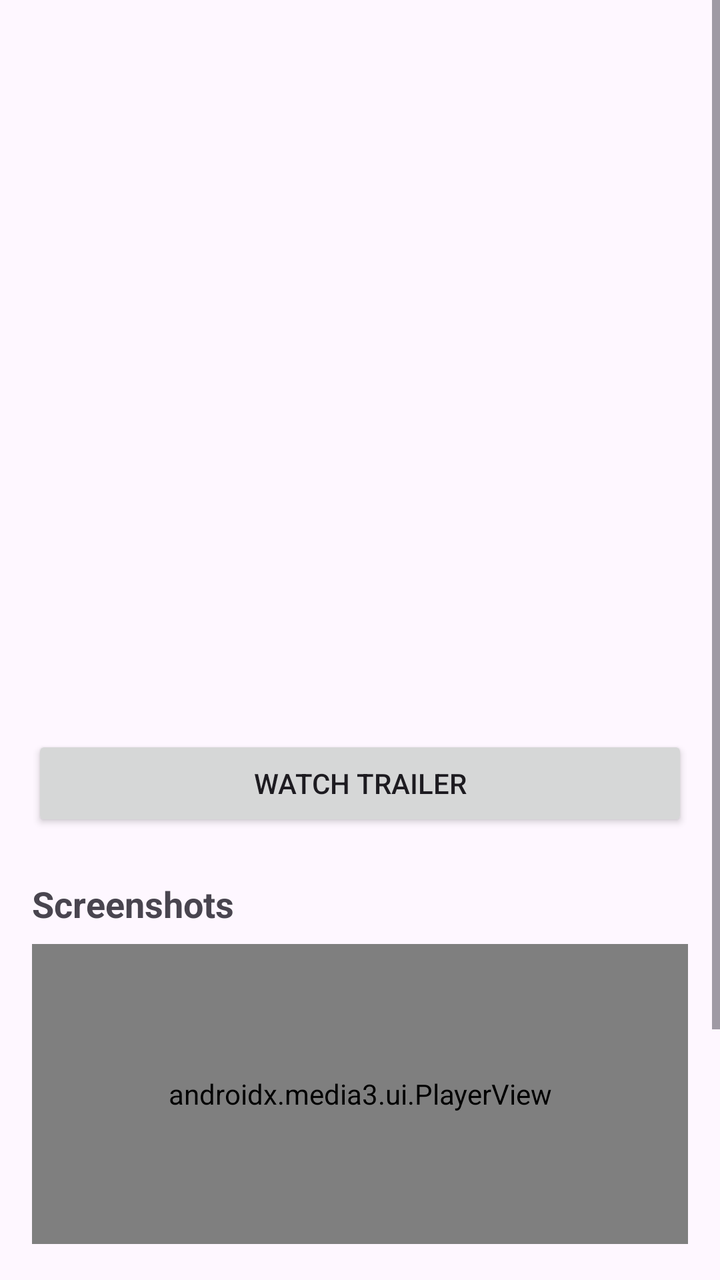
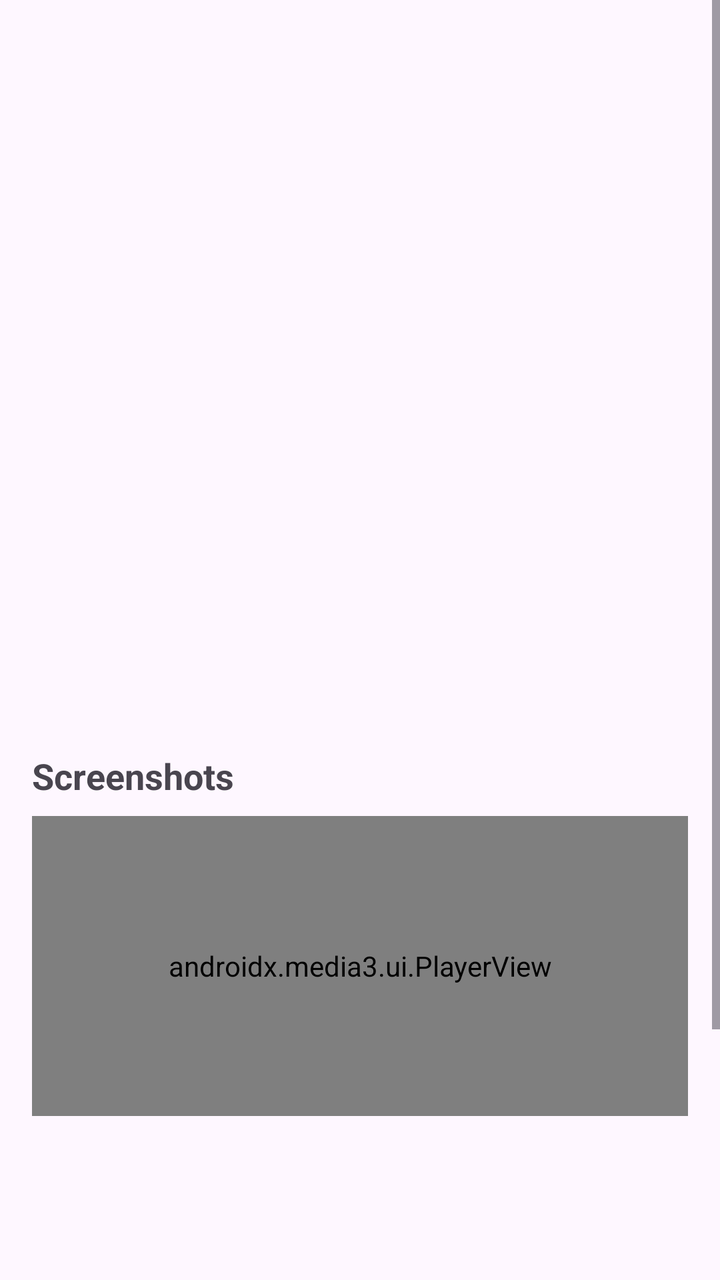

Two renders of the same Android screen: before a commit and after it. Below are the layout's source before the change and the commit's diff.
<!-- AndroidManifest.xml: activity theme Theme.GameHub -->
<!-- res/layout/activity_game_details.xml -->
<?xml version="1.0" encoding="utf-8"?>
<ScrollView xmlns:android="http://schemas.android.com/apk/res/android"
    android:layout_width="match_parent"
    android:layout_height="match_parent"
    xmlns:app="http://schemas.android.com/apk/res-auto">

    <LinearLayout
        android:layout_width="match_parent"
        android:layout_height="wrap_content"
        android:orientation="vertical"
        android:padding="16dp">

        <ImageView
            android:id="@+id/imageCover"
            android:layout_width="match_parent"
            android:layout_height="220dp"
            android:scaleType="centerCrop" />

        <TextView
            android:id="@+id/textTitle"
            android:layout_width="match_parent"
            android:layout_height="wrap_content"
            android:textSize="24sp"
            android:textStyle="bold"
            android:layout_marginTop="16dp" />

        <TextView
            android:id="@+id/textPrice"
            android:layout_width="match_parent"
            android:layout_height="wrap_content"
            android:textSize="18sp"
            android:layout_marginTop="8dp" />

        <TextView
            android:id="@+id/textDescription"
            android:layout_width="match_parent"
            android:layout_height="wrap_content"
            android:textSize="14sp"
            android:layout_marginTop="16dp" />

        <Button
            android:id="@+id/buttonTrailer"
            android:layout_width="match_parent"
            android:layout_height="wrap_content"
            android:text="Watch Trailer"
            android:layout_marginTop="16dp" />

        <TextView
            android:layout_width="wrap_content"
            android:layout_height="wrap_content"
            android:text="Screenshots"
            android:textSize="18sp"
            android:textStyle="bold"
            android:layout_marginTop="24dp" />

        <androidx.media3.ui.PlayerView
            android:id="@+id/playerView"
            android:layout_width="match_parent"
            android:layout_height="150dp"
            android:orientation="horizontal"
            android:layout_marginTop="8dp"
            app:use_controller="true"/>

        <androidx.recyclerview.widget.RecyclerView
            android:id="@+id/recyclerScreenshots"
            android:layout_width="match_parent"
            android:layout_height="150dp"
            android:orientation="horizontal"
            android:layout_marginTop="8dp" />

    </LinearLayout>

</ScrollView>
<!-- resources referenced by this layout -->
<resources>
  <style name="Theme.GameHub" parent="Theme.Material3.DayNight.NoActionBar" />
</resources>

<!-- the commit's change to res/layout/activity_game_details.xml (unified diff, before → after) -->
@@ -38,13 +38,6 @@
             android:textSize="14sp"
             android:layout_marginTop="16dp" />
 
-        <Button
-            android:id="@+id/buttonTrailer"
-            android:layout_width="match_parent"
-            android:layout_height="wrap_content"
-            android:text="Watch Trailer"
-            android:layout_marginTop="16dp" />
-
         <TextView
             android:layout_width="wrap_content"
             android:layout_height="wrap_content"
@@ -68,6 +61,13 @@
             android:orientation="horizontal"
             android:layout_marginTop="8dp" />
 
+        <Button
+            android:id="@+id/buttonAddToCart"
+            android:layout_width="match_parent"
+            android:layout_height="wrap_content"
+            android:text="Add to Cart"
+            android:layout_marginTop="16dp" />
+
     </LinearLayout>
 
 </ScrollView>
